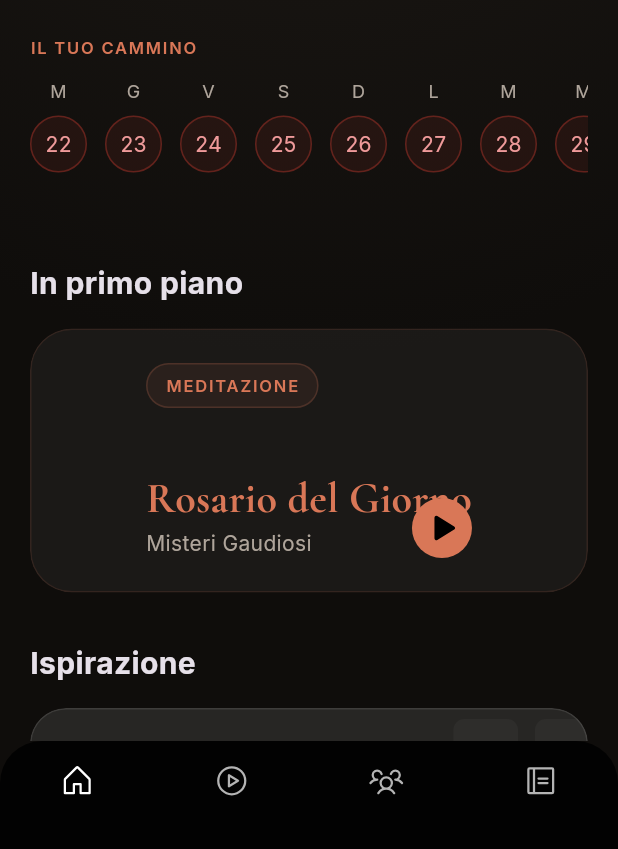
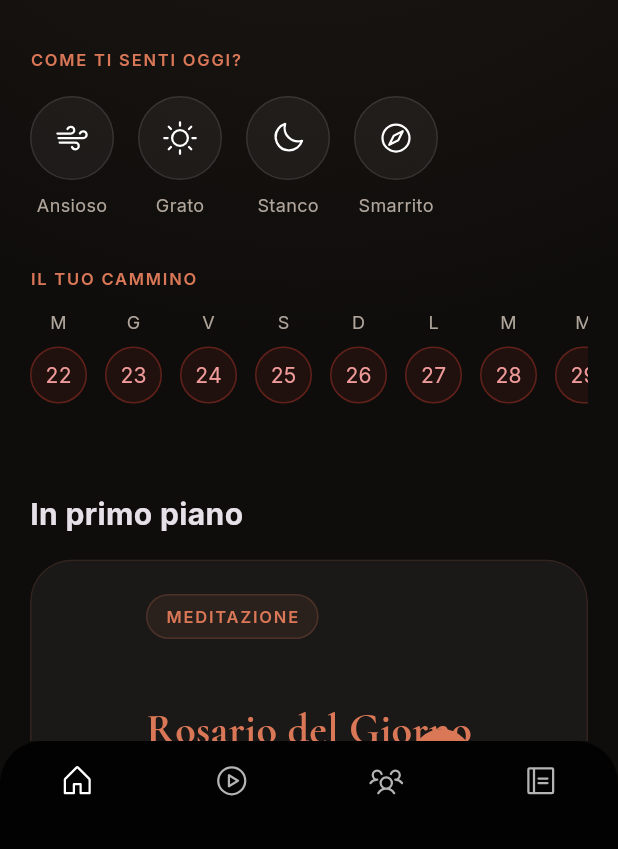
Before and after one commit to Marcuss-ops/AppHone, a Flutter app: the screen it shows after launch, on a phone screen of 412 x 824 dp, the part 387-1236 px from its top. Run offline on Flutter 3.47's test engine with Material 3 defaults, Android fonts, the phone set to English and light mode, and no system bars; our stand-ins replace cached_network_image, device_preview, flutter_animate, flutter_local_notifications, flutter_riverpod, freezed_annotation and 12 more; missing offline and left inert: glossy; accounts and stored records are empty; generated files the repository leaves out were written again.

Commit message:
Final: Added Mood-Based Navigation and fully restored all killer features

```diff
--- a/AppTrue/ChristianApp/lib/features/home/home_tab.dart
+++ b/AppTrue/ChristianApp/lib/features/home/home_tab.dart
@@ -30,6 +30,9 @@ class HomeTab extends ConsumerWidget {
             _buildGuidedMomentSection(config.guidedMoment!, config),
           ],
 
+          const SizedBox(height: 32),
+          _buildMoodSection(config),
+
           if (config.hasCompletionCalendar) ...[
             const SizedBox(height: 24),
             _buildCompletionCalendar(ref, config),
@@ -51,6 +54,54 @@ class HomeTab extends ConsumerWidget {
           ],
         ],
       ),
+    );
+  }
+
+  Widget _buildMoodSection(AppConfig config) {
+    final moods = [
+      {'label': 'Ansioso', 'icon': PhosphorIcons.wind()},
+      {'label': 'Grato', 'icon': PhosphorIcons.sun()},
+      {'label': 'Stanco', 'icon': PhosphorIcons.moon()},
+      {'label': 'Smarrito', 'icon': PhosphorIcons.compass()},
+    ];
+
+    return Column(
+      crossAxisAlignment: CrossAxisAlignment.start,
+      children: [
+        Text('COME TI SENTI OGGI?',
+            style: GoogleFonts.inter(fontSize: 11, fontWeight: FontWeight.w600, letterSpacing: 1.2, color: config.primaryAccent)),
+        const SizedBox(height: 16),
+        SizedBox(
+          height: 90,
+          child: ListView.builder(
+            scrollDirection: Axis.horizontal,
+            itemCount: moods.length,
+            itemBuilder: (context, index) {
+              final mood = moods[index];
+              return Padding(
+                padding: const EdgeInsets.only(right: 16),
+                child: Column(
+                  children: [
+                    Container(
+                      width: 56,
+                      height: 56,
+                      decoration: BoxDecoration(
+                        color: Colors.white.withOpacity(0.05),
+                        shape: BoxShape.circle,
+                        border: Border.all(color: Colors.white.withOpacity(0.1)),
+                      ),
+                      child: Icon(mood['icon'] as IconData, color: Colors.white, size: 24),
+                    ),
+                    const SizedBox(height: 8),
+                    Text(mood['label'] as String,
+                        style: GoogleFonts.inter(fontSize: 12, color: config.textSecondary)),
+                  ],
+                ),
+              );
+            },
+          ),
+        ),
+      ],
     );
   }
 
```
